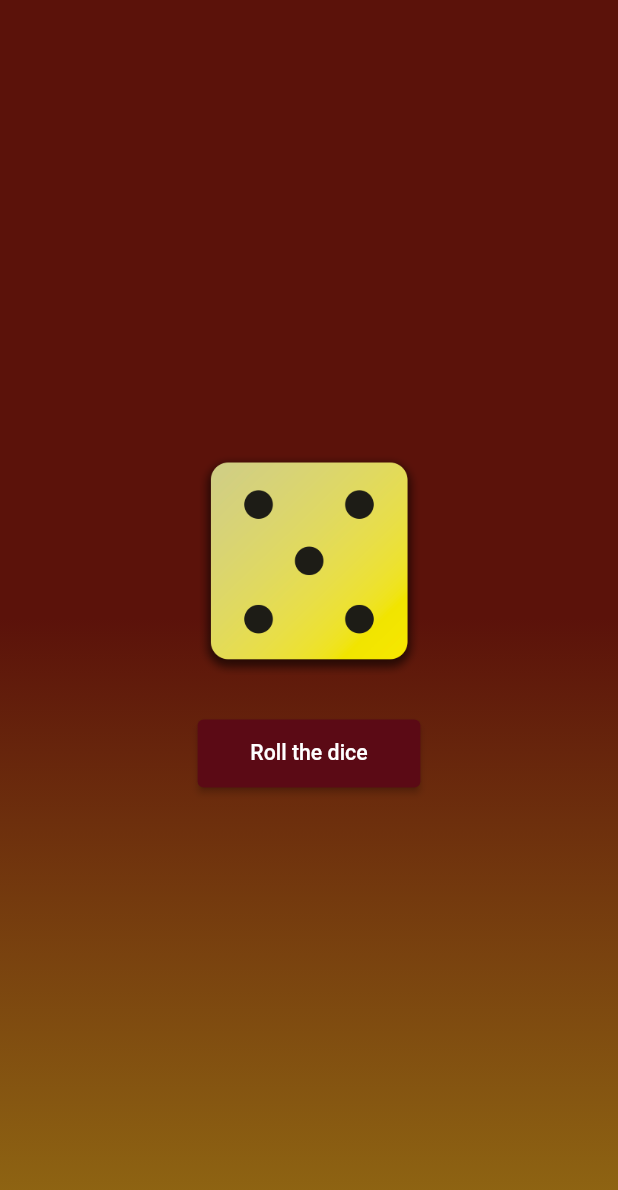
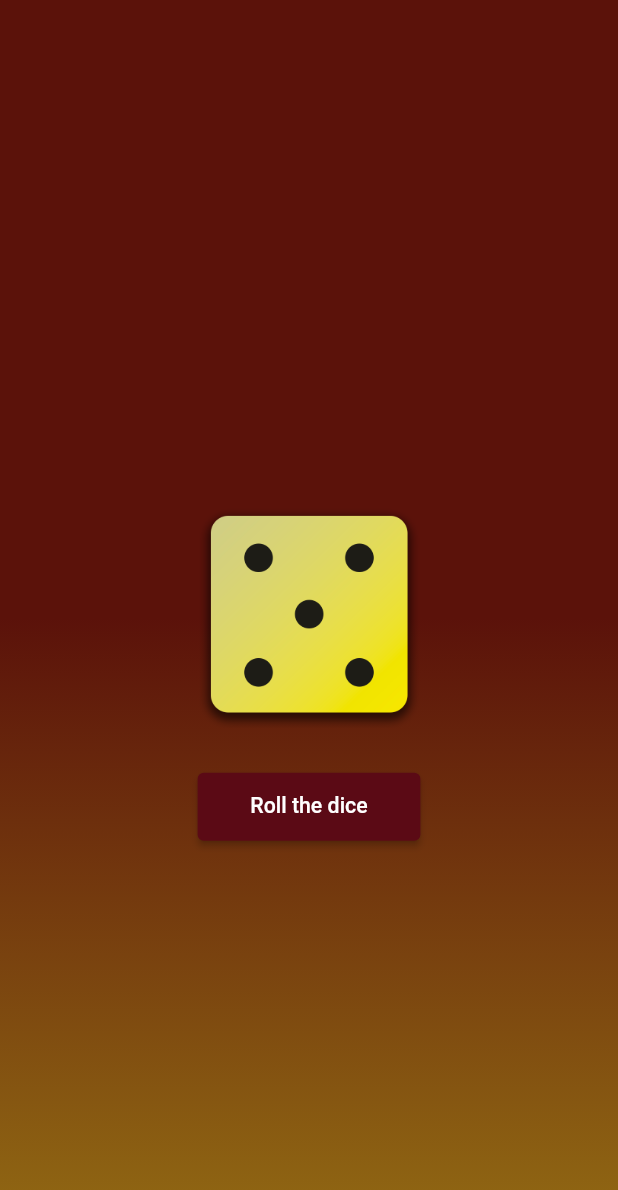
Before and after one commit to DreXuri/DiceGame, a Flutter app: the screen it shows after launch, after a tap on "Roll the dice", on a phone screen of 412 x 824 dp. Shown: the top 1190 px of the screen. Run offline on Flutter 3.47's test engine with Material 2 defaults, Android fonts, the light colour scheme and no system bars; our stand-ins replace flutter_screenutil, google_fonts, page_transition.

Commit message:
end of class

```diff
--- a/lib/features/dice_game.dart
+++ b/lib/features/dice_game.dart
@@ -5,7 +5,7 @@ import 'package:dicegame/widgets/my_text.dart';
 import 'package:flutter/material.dart';
 import 'package:flutter_screenutil/flutter_screenutil.dart';
 
-import '../utils/app.assets.dart';
+final rand = Random();
 
 class DicePage extends StatefulWidget {
   static const String route = '/dice_page';
@@ -19,24 +19,36 @@ class DicePage extends StatefulWidget {
 }
 
 class _DicePageState extends State<DicePage> {
-  // var newDicImage = Assets.imageDice4;
+  bool isloading = false;
   var newDicImage = 'assets/images/dice-1.png';
-  // var imgNext = 1;
 
   void rollDice() {
-    var imgNext = Random().nextInt(6);
+    var imgNext = rand.nextInt(6);
+
     setState(() {
-      newDicImage = Assets.imageDice4;
+      isloading = true;
       imgNext = imgNext + 1;
       newDicImage = 'assets/images/dice-$imgNext.png';
+      isloading = false;
     });
-
-    print('newImage');
-    print('for the $imgNext');
   }
 
   @override
   Widget build(BuildContext context) {
+    Widget preview = Padding(
+      padding: EdgeInsets.only(top: 70.h),
+      child: Center(
+        child: Image.asset(
+          newDicImage,
+          width: 150.h,
+          height: 150.h,
+        ),
+      ),
+    );
+
+    if (isloading) {
+      preview = CircularProgressIndicator();
+    }
     return Scaffold(
       body: Container(
         decoration: BoxDecoration(
@@ -44,14 +56,9 @@ class _DicePageState extends State<DicePage> {
         ),
         child: Center(
           child: Column(
-            // crossAxisAlignment: CrossAxisAlignment.center,
             mainAxisSize: MainAxisSize.min,
             children: [
-              Image.asset(
-                newDicImage,
-                width: 150.h,
-                height: 150.h,
-              ),
+              preview,
               SizedBox(
                 height: 28.h,
               ),
```
